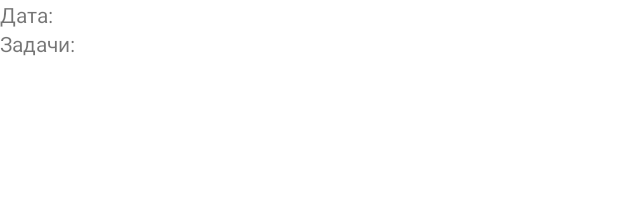
After one commit to baskak56/sadik, an Android app: the layout fragment_date.xml on its own in the app's theme, with its tools: preview values and no code run, on a phone screen of 412 x 824 dp. The commit adds this screen. Shown: the top 198 px of the screen. Run offline under Robolectric (Android 15) with nearby library versions, the phone set to English and light mode, and no system bars.

Commit message:
задачи добавляются в календарь

```diff
--- a/app/src/main/AndroidManifest.xml
+++ b/app/src/main/AndroidManifest.xml
@@ -27,6 +27,10 @@
             </intent-filter>
         </activity>
 
+        <activity
+            android:name=".DateActivity"
+            android:exported="true"
+             />
         <!-- Декларация активности DateActivity -->
         <activity
             android:name=".DateActivity"
--- a/app/src/main/java/com/example/myapplication/ui/dashboard/Item.kt
+++ b/app/src/main/java/com/example/myapplication/ui/dashboard/Item.kt
@@ -1,5 +1,6 @@
 package com.example.myapplication.ui.dashboard
 
+import TaskDecorator
 import com.example.myapplication.R
 import com.prolificinteractive.materialcalendarview.CalendarDay
 
@@ -10,5 +11,6 @@ data class Item(
     var favorite: Boolean = false,
     val detailedDescription: String = "Описание не доступно",  // Дополнительное описание
     val detailedImageResId: Int = R.drawable.luk, // Дополнительное изображение
-    val taskDates: Set<CalendarDay> = emptySet() // Добавление метки с датами для задач
+    val taskDates: Map<CalendarDay, List<String>> = emptyMap(),
+    var decorator: TaskDecorator? = null
 )
--- /dev/null
+++ b/app/src/main/res/layout/fragment_date.xml
@@ -0,0 +1,22 @@
+<?xml version="1.0" encoding="utf-8"?>
+<androidx.constraintlayout.widget.ConstraintLayout xmlns:android="http://schemas.android.com/apk/res/android"
+    xmlns:app="http://schemas.android.com/apk/res-auto"
+    android:layout_width="match_parent"
+    android:layout_height="match_parent">
+
+    <TextView
+        android:id="@+id/textViewDate"
+        android:layout_width="wrap_content"
+        android:layout_height="wrap_content"
+        android:text="Дата: "
+        app:layout_constraintTop_toTopOf="parent"
+        app:layout_constraintLeft_toLeftOf="parent" />
+
+    <TextView
+        android:id="@+id/textViewTasks"
+        android:layout_width="wrap_content"
+        android:layout_height="wrap_content"
+        android:text="Задачи: "
+        app:layout_constraintTop_toBottomOf="@id/textViewDate"
+        app:layout_constraintLeft_toLeftOf="parent" />
+</androidx.constraintlayout.widget.ConstraintLayout>
```
Also changed, not shown: app/src/main/java/com/example/myapplication/ui/home/DateActivity.kt (+46 -13 lines), app/src/main/java/com/example/myapplication/ui/home/Event.kt (+6 -2 lines), app/src/main/java/com/example/myapplication/ui/home/HomeFragment.kt (+70 -29 lines), app/src/main/java/com/example/myapplication/ui/home/MyPlantAdapter.kt (+5 -20 lines), app/src/main/res/layout/activity_date.xml (+14 -0 lines).
